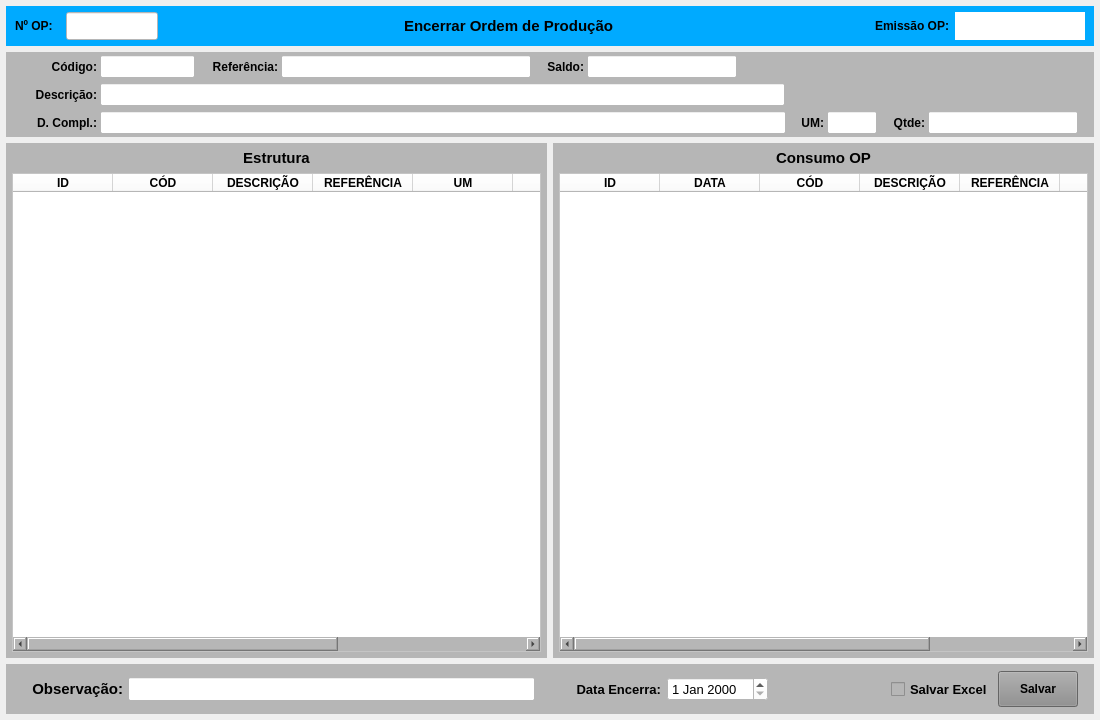
This is forms/tela_op_encerrar.ui in Azevedo84/erp_suzuki as Qt 5 draws it before an edit. The edited form follows.
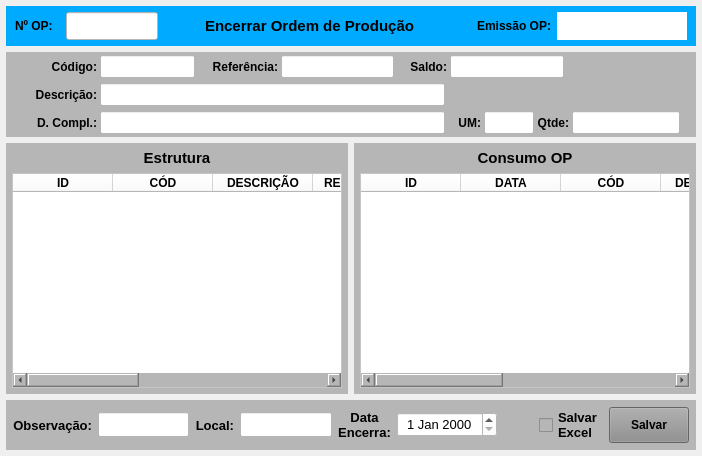
This is the edited form.

Diff of the .ui file:
```diff
--- a/forms/tela_op_encerrar.ui
+++ b/forms/tela_op_encerrar.ui
@@ -6,8 +6,8 @@
    <rect>
     <x>0</x>
     <y>0</y>
-    <width>1100</width>
-    <height>720</height>
+    <width>702</width>
+    <height>456</height>
    </rect>
   </property>
   <property name="windowTitle">
@@ -1174,25 +1174,25 @@
         <number>1</number>
        </property>
        <item>
-        <widget class="QWidget" name="widget_24" native="true">
+        <widget class="QWidget" name="widget_25" native="true">
          <property name="styleSheet">
           <string notr="true"/>
          </property>
-         <layout class="QHBoxLayout" name="horizontalLayout_23">
+         <layout class="QHBoxLayout" name="horizontalLayout_24">
           <property name="spacing">
-           <number>5</number>
+           <number>6</number>
           </property>
           <property name="leftMargin">
-           <number>15</number>
+           <number>6</number>
           </property>
           <property name="topMargin">
-           <number>12</number>
+           <number>6</number>
           </property>
           <property name="rightMargin">
-           <number>15</number>
+           <number>6</number>
           </property>
           <property name="bottomMargin">
-           <number>12</number>
+           <number>6</number>
           </property>
           <item>
            <widget class="QLabel" name="label_28">
@@ -1210,13 +1210,13 @@
             </property>
             <property name="maximumSize">
              <size>
-              <width>101</width>
+              <width>85</width>
               <height>16777215</height>
              </size>
             </property>
             <property name="font">
              <font>
-              <pointsize>11</pointsize>
+              <pointsize>10</pointsize>
               <weight>75</weight>
               <bold>true</bold>
              </font>
@@ -1237,6 +1237,12 @@
               <verstretch>0</verstretch>
              </sizepolicy>
             </property>
+            <property name="maximumSize">
+             <size>
+              <width>16777215</width>
+              <height>25</height>
+             </size>
+            </property>
             <property name="font">
              <font>
               <pointsize>9</pointsize>
@@ -1268,30 +1274,86 @@
             </property>
            </widget>
           </item>
-         </layout>
-        </widget>
-       </item>
-       <item>
-        <widget class="QWidget" name="widget_25" native="true">
-         <property name="styleSheet">
-          <string notr="true"/>
-         </property>
-         <layout class="QHBoxLayout" name="horizontalLayout_24">
-          <property name="spacing">
-           <number>6</number>
-          </property>
-          <property name="leftMargin">
-           <number>15</number>
-          </property>
-          <property name="topMargin">
-           <number>6</number>
-          </property>
-          <property name="rightMargin">
-           <number>15</number>
-          </property>
-          <property name="bottomMargin">
-           <number>6</number>
-          </property>
+          <item>
+           <widget class="QLabel" name="label_20">
+            <property name="sizePolicy">
+             <sizepolicy hsizetype="Fixed" vsizetype="Preferred">
+              <horstretch>0</horstretch>
+              <verstretch>0</verstretch>
+             </sizepolicy>
+            </property>
+            <property name="maximumSize">
+             <size>
+              <width>50</width>
+              <height>16777215</height>
+             </size>
+            </property>
+            <property name="font">
+             <font>
+              <pointsize>10</pointsize>
+              <weight>75</weight>
+              <bold>true</bold>
+             </font>
+            </property>
+            <property name="text">
+             <string>Local:</string>
+            </property>
+            <property name="alignment">
+             <set>Qt::AlignRight|Qt::AlignTrailing|Qt::AlignVCenter</set>
+            </property>
+           </widget>
+          </item>
+          <item>
+           <widget class="QLineEdit" name="line_Local">
+            <property name="sizePolicy">
+             <sizepolicy hsizetype="Preferred" vsizetype="Preferred">
+              <horstretch>0</horstretch>
+              <verstretch>0</verstretch>
+             </sizepolicy>
+            </property>
+            <property name="minimumSize">
+             <size>
+              <width>0</width>
+              <height>0</height>
+             </size>
+            </property>
+            <property name="maximumSize">
+             <size>
+              <width>16777215</width>
+              <height>25</height>
+             </size>
+            </property>
+            <property name="font">
+             <font>
+              <pointsize>9</pointsize>
+             </font>
+            </property>
+            <property name="cursor">
+             <cursorShape>IBeamCursor</cursorShape>
+            </property>
+            <property name="styleSheet">
+             <string notr="true">background-color: rgb(255, 255, 255);</string>
+            </property>
+            <property name="inputMask">
+             <string/>
+            </property>
+            <property name="text">
+             <string/>
+            </property>
+            <property name="maxLength">
+             <number>110</number>
+            </property>
+            <property name="frame">
+             <bool>true</bool>
+            </property>
+            <property name="echoMode">
+             <enum>QLineEdit::Normal</enum>
+            </property>
+            <property name="alignment">
+             <set>Qt::AlignLeading|Qt::AlignLeft|Qt::AlignVCenter</set>
+            </property>
+           </widget>
+          </item>
           <item>
            <widget class="QLabel" name="label_17">
             <property name="sizePolicy">
@@ -1302,7 +1364,7 @@
             </property>
             <property name="maximumSize">
              <size>
-              <width>95</width>
+              <width>65</width>
               <height>16777215</height>
              </size>
             </property>
@@ -1314,10 +1376,11 @@
              </font>
             </property>
             <property name="text">
-             <string>Data Encerra:</string>
+             <string>Data
+Encerra:</string>
             </property>
             <property name="alignment">
-             <set>Qt::AlignRight|Qt::AlignTrailing|Qt::AlignVCenter</set>
+             <set>Qt::AlignCenter</set>
             </property>
            </widget>
           </item>
@@ -1329,10 +1392,16 @@
               <verstretch>0</verstretch>
              </sizepolicy>
             </property>
+            <property name="minimumSize">
+             <size>
+              <width>100</width>
+              <height>0</height>
+             </size>
+            </property>
             <property name="maximumSize">
              <size>
-              <width>101</width>
-              <height>24</height>
+              <width>100</width>
+              <height>25</height>
              </size>
             </property>
             <property name="font">
@@ -1343,10 +1412,25 @@
             <property name="styleSheet">
              <string notr="true">background-color: rgb(255, 255, 255);</string>
             </property>
+            <property name="alignment">
+             <set>Qt::AlignCenter</set>
+            </property>
            </widget>
           </item>
           <item>
-           <widget class="QLabel" name="label_40">
+           <widget class="QLabel" name="label_4">
+            <property name="minimumSize">
+             <size>
+              <width>30</width>
+              <height>0</height>
+             </size>
+            </property>
+            <property name="maximumSize">
+             <size>
+              <width>30</width>
+              <height>16777215</height>
+             </size>
+            </property>
             <property name="text">
              <string/>
             </property>
@@ -1365,7 +1449,7 @@
             </property>
             <property name="maximumSize">
              <size>
-              <width>101</width>
+              <width>70</width>
               <height>16777215</height>
              </size>
             </property>
@@ -1377,7 +1461,8 @@
              </font>
             </property>
             <property name="text">
-             <string>Salvar Excel</string>
+             <string>Salvar
+Excel</string>
             </property>
             <property name="checkable">
              <bool>true</bool>
```
